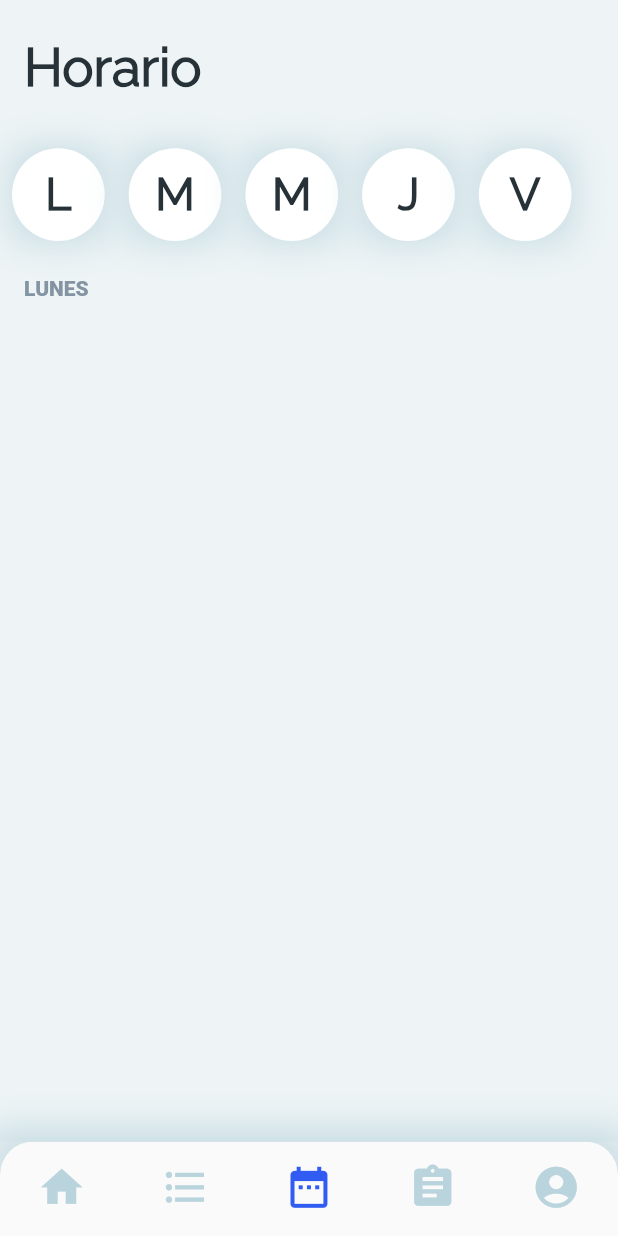
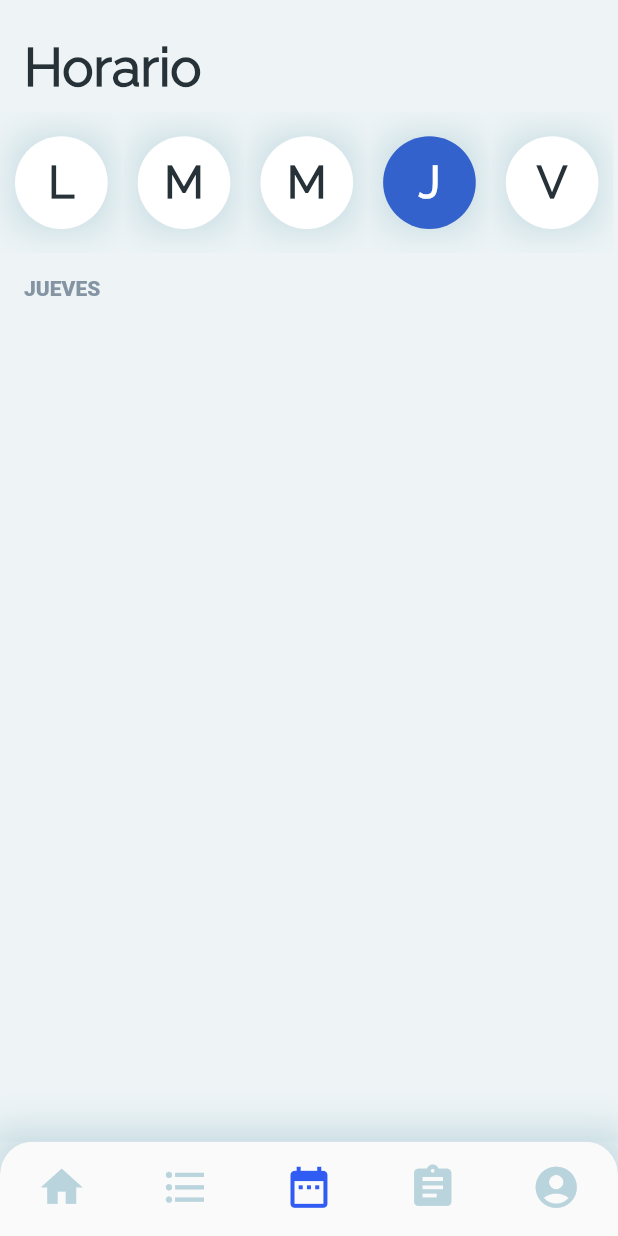
Before and after one commit to Stratovarius93/GoClassUnibe, a Flutter app: the screen it shows after launch, item 3 of the bottom bar chosen, on a phone screen of 412 x 824 dp. Run offline on Flutter 3.47's test engine with Material 2 defaults, Android fonts, the phone set to English and light mode, and no system bars; drawn by our look-alikes of auto_size_text; missing offline and left inert: colorful_safe_area.

Commit message:
Add day function ScheduleScreen

```diff
--- a/lib/main.dart
+++ b/lib/main.dart
@@ -2,7 +2,6 @@ import 'package:GoClassUnibe/widgets/screens/homeApp/FirstHome.dart';
 import 'package:flutter/material.dart';
 import 'package:flutter/services.dart';
 //import 'package:GoClassUnibe/widgets/screens/homeApp/FirstHome.dart';
-import 'package:GoClassUnibe/widgets/screens/mainApp/SettingsScreen.dart';
 import 'package:GoClassUnibe/widgets/screens/mainApp/IndexScreen.dart';
 //import 'package:GoClassUnibe/constants/Colors.dart';
 
--- a/lib/widgets/screens/mainApp/ScheduleScreen.dart
+++ b/lib/widgets/screens/mainApp/ScheduleScreen.dart
@@ -4,8 +4,9 @@ import 'package:GoClassUnibe/constants/Title.dart';
 import 'package:GoClassUnibe/widgets/generics/mainApp/CategoryText.dart';
 import 'package:flutter/material.dart';
 import 'package:GoClassUnibe/widgets/generics/mainApp/BigTitle.dart';
-
+import 'package:intl/intl.dart';
 import 'package:GoClassUnibe/constants/Colors.dart';
+import 'package:intl/date_symbol_data_local.dart';
 
 class ScheduleScreen extends StatefulWidget {
   @override
@@ -13,13 +14,34 @@ class ScheduleScreen extends StatefulWidget {
 }
 
 class _ScheduleScreenState extends State<ScheduleScreen> {
+  int _index;
+  String _currentDay;
+  var _date = DateTime.now();
   final List<String> _dayList = [
-    'Lunes',
-    'Martes',
-    'Miércoles',
-    'Jueves',
-    'Viernes'
+    'lunes',
+    'martes',
+    'miércoles',
+    'jueves',
+    'viernes'
   ];
+  final List<bool> _daySelected = [false, false, false, false, false];
+
+  @override
+  void initState() {
+    super.initState();
+    initializeDateFormatting();
+    _currentDay = DateFormat.EEEE('es_ES').format(_date);
+    for (var i = 0, len = _dayList.length; i < len; ++i) {
+      if (_dayList[i] == _currentDay) {
+        _index = i;
+        _daySelected[i] = true;
+      } else if (_currentDay == 'sábado' || _currentDay == 'domingo') {
+        _index = 0;
+        _daySelected[0] = true;
+      }
+    }
+  }
+
   @override
   Widget build(BuildContext context) {
     return MaterialApp(
@@ -32,24 +54,44 @@ class _ScheduleScreenState extends State<ScheduleScreen> {
                   top: titlePaddingTop(context),
                   left: 16,
                   right: 16,
-                  bottom: 16),
+                  bottom: 0),
               child: BigTitle(
                 title: "Horario",
               )),
-          Row(
+          _toggleButtonsDay(),
+          Padding(
+            padding: const EdgeInsets.all(16.0),
+            child: CategoryText(
+              title: _dayList[_index],
+            ),
+          ),
+        ]),
+      ),
+    );
+  }
+
+  Widget _toggleButtonsDay() {
+    return ToggleButtons(
+      color: colorAppTextDark,
+      fillColor: Colors.transparent,
+      splashColor: Colors.transparent,
+      renderBorder: false,
       children: _dayList.map((val) {
+        var subIndex = _dayList.indexOf(val);
         return Padding(
-                padding: const EdgeInsets.all(8.0),
+          padding: const EdgeInsets.symmetric(horizontal: 10.0, vertical: 16),
           child: Container(
-                  decoration:
-                      BoxDecoration(boxShadow: <BoxShadow>[boxShadowApp]),
+            decoration: BoxDecoration(boxShadow: <BoxShadow>[boxShadowApp]),
             child: CircleAvatar(
                 radius: (MediaQuery.of(context).size.width * 0.15) / 2,
-                      backgroundColor: Colors.white,
+                backgroundColor:
+                    _daySelected[subIndex] ? colorTextBlue : Colors.white,
                 child: Text(
-                        val[0],
+                  val[0].toUpperCase(),
                   style: TextStyle(
-                            color: colorAppTextDark,
+                      color: _daySelected[subIndex]
+                          ? Colors.white
+                          : colorAppTextDark,
                       fontFamily: fontApp,
                       fontWeight: FontWeight.w800,
                       fontSize: 30),
@@ -57,15 +99,22 @@ class _ScheduleScreenState extends State<ScheduleScreen> {
           ),
         );
       }).toList(),
-          ),
-          Padding(
-            padding: const EdgeInsets.all(16.0),
-            child: CategoryText(
-              title: "Lunes",
-            ),
-          )
-        ]),
-      ),
+      onPressed: (int index) {
+        setState(() {
+          for (int buttonIndex = 0;
+              buttonIndex < _daySelected.length;
+              buttonIndex++) {
+            if (buttonIndex == index) {
+              _daySelected[buttonIndex] = true;
+            } else {
+              _daySelected[buttonIndex] = false;
+            }
+          }
+          _index = index;
+          print(_dayList[index]);
+        });
+      },
+      isSelected: _daySelected,
     );
   }
 }
--- a/pubspec.yaml
+++ b/pubspec.yaml
@@ -26,7 +26,10 @@ dependencies:
   auto_size_text: ^2.1.0
   url_launcher: ^5.7.10
   provider: ^4.3.2+2
+  intl: ^0.16.1
   colorful_safe_area: ^0.2.1
+  #flutter_localizations: # Add this line
+    #sdk: flutter # Add this line
   # The following adds the Cupertino Icons font to your application.
   # Use with the CupertinoIcons class for iOS style icons.
   cupertino_icons: ^1.0.0
```
Also changed, not shown: pubspec.lock. Lines whose indentation alone changed are shown as unchanged.
